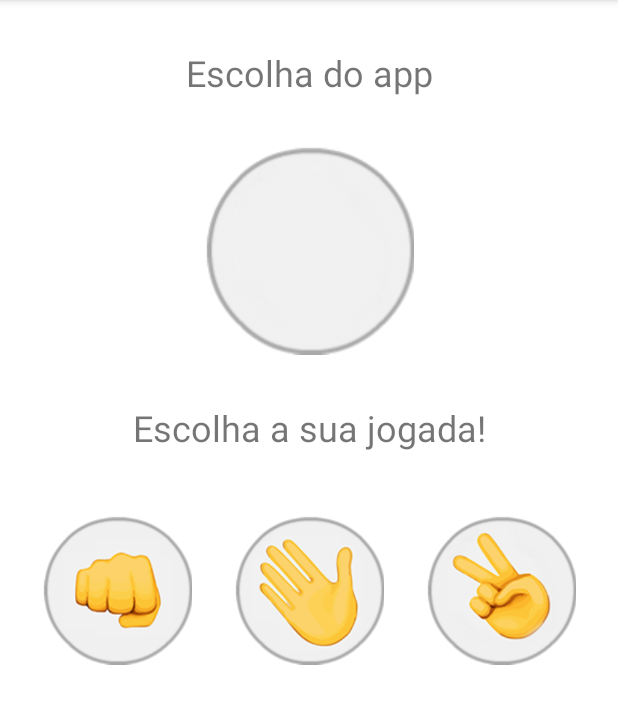
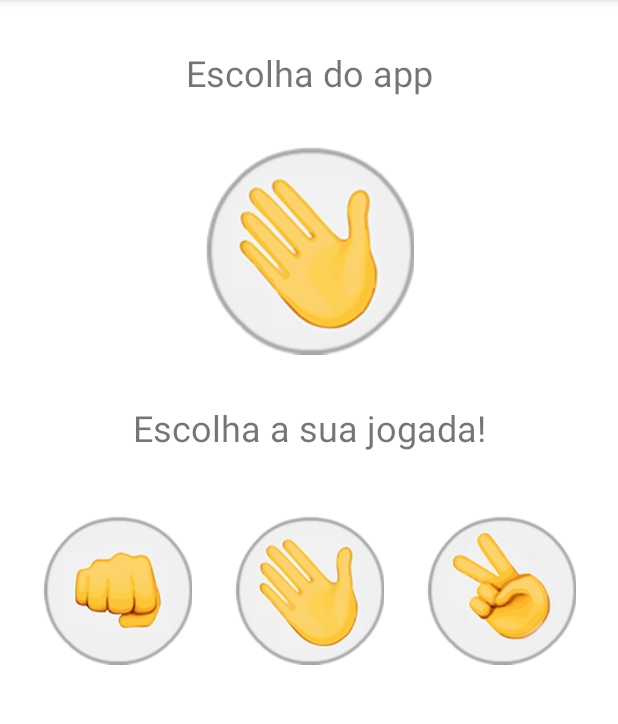
Before and after one commit to fabricio476/ProjetosAndroidJava, an Android app: the screen it shows after launch (MainActivity), after a tap on an icon or button, on a phone screen of 412 x 824 dp, the part 84-808 px from its top. Run offline under Robolectric (Android 15) with nearby library versions, the phone set to English and light mode, and no system bars.

Commit message:
adicionado a parte 2 do app

```diff
--- a/PedraPapelTesoura/app/src/main/java/com/example5fio/pedrapapeltesoura/MainActivity.java
+++ b/PedraPapelTesoura/app/src/main/java/com/example5fio/pedrapapeltesoura/MainActivity.java
@@ -4,6 +4,9 @@ import androidx.appcompat.app.AppCompatActivity;
 
 import android.os.Bundle;
 import android.view.View;
+import android.widget.ImageView;
+
+import java.util.Random;
 
 public class MainActivity extends AppCompatActivity {
 
@@ -15,6 +18,7 @@ public class MainActivity extends AppCompatActivity {
 
     }
 
+    //metodos do onclik dos componentes da interface
     public void sPedra(View view){
        this.opcaoSelecionada("Pedra");
 
@@ -29,6 +33,35 @@ public class MainActivity extends AppCompatActivity {
 
     public void opcaoSelecionada(String opcaoSelecionada){
 
+        //pegar o coponente da interface
+        ImageView imageResultado = findViewById(R.id.id_image_resultado);
+
+        //gerar numeros aleatorios
+      int numero = new Random().nextInt(3);
+
+       String[] opcoes = {"pedra","papel","tesoura"}; //criar as opcoes
+       String opcaoApp = opcoes[numero]; //escolher umas das opcoes criadas no array
+
+        switch (opcaoApp){
+
+            case "pedra":
+
+                imageResultado.setImageResource(R.drawable.pedra); // metodo para trocar de imagem
+                break;
+
+            case "papel":
+
+                imageResultado.setImageResource(R.drawable.papel);
+                break;
+
+            case "tesoura":
+                imageResultado.setImageResource(R.drawable.tesoura);
+                break;
+
+
+        }
+
+
 
     }
 
--- a/PedraPapelTesoura/app/src/main/res/layout/activity_main.xml
+++ b/PedraPapelTesoura/app/src/main/res/layout/activity_main.xml
@@ -18,7 +18,7 @@
         app:layout_constraintTop_toTopOf="parent" />
 
     <ImageView
-        android:id="@+id/imageView"
+        android:id="@+id/id_image_resultado"
         android:layout_width="140dp"
         android:layout_height="140dp"
         android:layout_marginTop="32dp"
@@ -36,7 +36,7 @@
         android:textSize="24sp"
         app:layout_constraintEnd_toEndOf="parent"
         app:layout_constraintStart_toStartOf="parent"
-        app:layout_constraintTop_toBottomOf="@+id/imageView" />
+        app:layout_constraintTop_toBottomOf="@+id/id_image_resultado" />
 
     <ImageView
         android:id="@+id/id_pedra"
```
